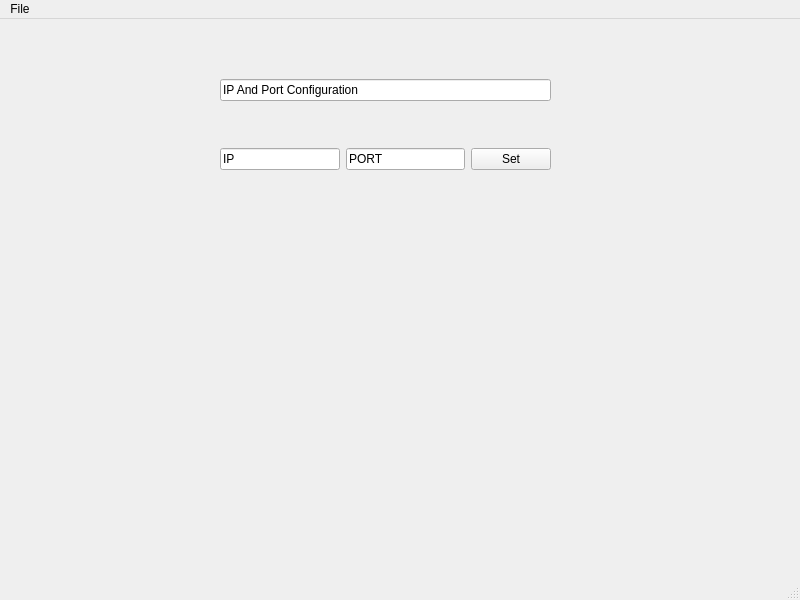
First picture: the form in src/gui/MainUI.ui, repository aletowk/pyqt5-ui-test, before the edit.
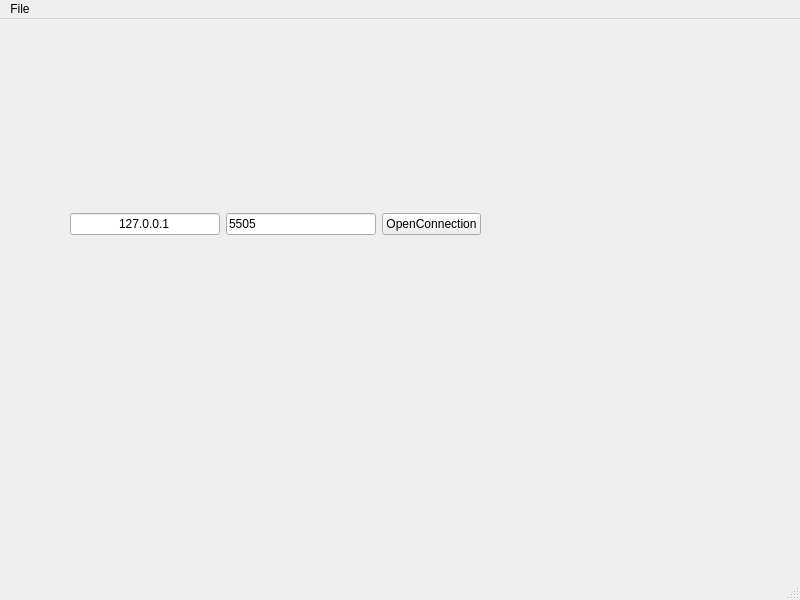
Second picture: the form after the edit.

What changed in the file:
```diff
--- a/src/gui/MainUI.ui
+++ b/src/gui/MainUI.ui
@@ -17,38 +17,40 @@
    <widget class="QWidget" name="gridLayoutWidget">
     <property name="geometry">
      <rect>
-      <x>220</x>
-      <y>20</y>
-      <width>331</width>
-      <height>131</height>
+      <x>70</x>
+      <y>180</y>
+      <width>411</width>
+      <height>51</height>
      </rect>
     </property>
     <layout class="QGridLayout" name="serverSettingsLayout">
-     <item row="1" column="0">
-      <widget class="QLineEdit" name="lineEdit_2">
+     <item row="0" column="0">
+      <widget class="QLineEdit" name="ipLineEdit">
        <property name="text">
-        <string>IP</string>
+        <string>127.0.0.1</string>
        </property>
-      </widget>
-     </item>
-     <item row="1" column="1">
-      <widget class="QLineEdit" name="lineEdit_3">
-       <property name="text">
-        <string>PORT</string>
+       <property name="alignment">
+        <set>Qt::AlignCenter</set>
        </property>
+       <property name="clearButtonEnabled">
+        <bool>false</bool>
+       </property>
       </widget>
      </item>
-     <item row="1" column="2">
-      <widget class="QPushButton" name="pushButton">
+     <item row="0" column="1">
+      <widget class="QLineEdit" name="portLineEdit">
        <property name="text">
-        <string>Set</string>
+        <string>5505</string>
        </property>
       </widget>
      </item>
-     <item row="0" column="0" colspan="3" alignment="Qt::AlignVCenter">
-      <widget class="QLineEdit" name="lineEdit">
+     <item row="0" column="2">
+      <widget class="QPushButton" name="openConnectionButton">
        <property name="text">
-        <string>IP And Port Configuration</string>
+        <string>OpenConnection</string>
+       </property>
+       <property name="checkable">
+        <bool>false</bool>
        </property>
       </widget>
      </item>
```
Left out of the diff: 2 changed lines with no effect on the pictures.
